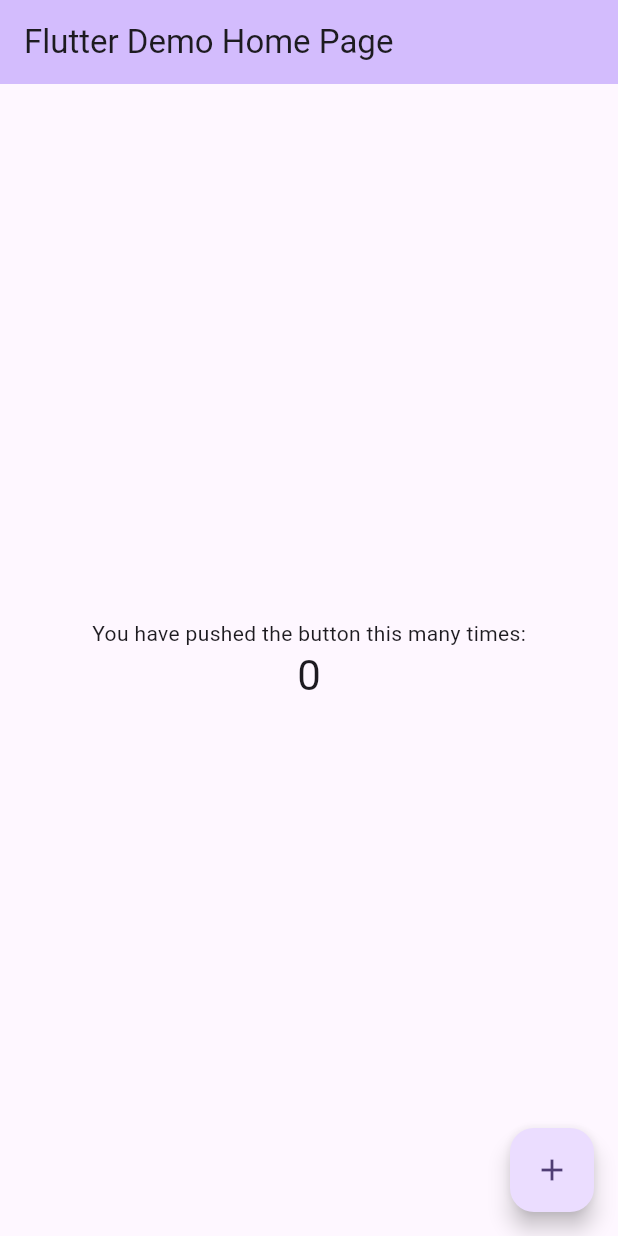
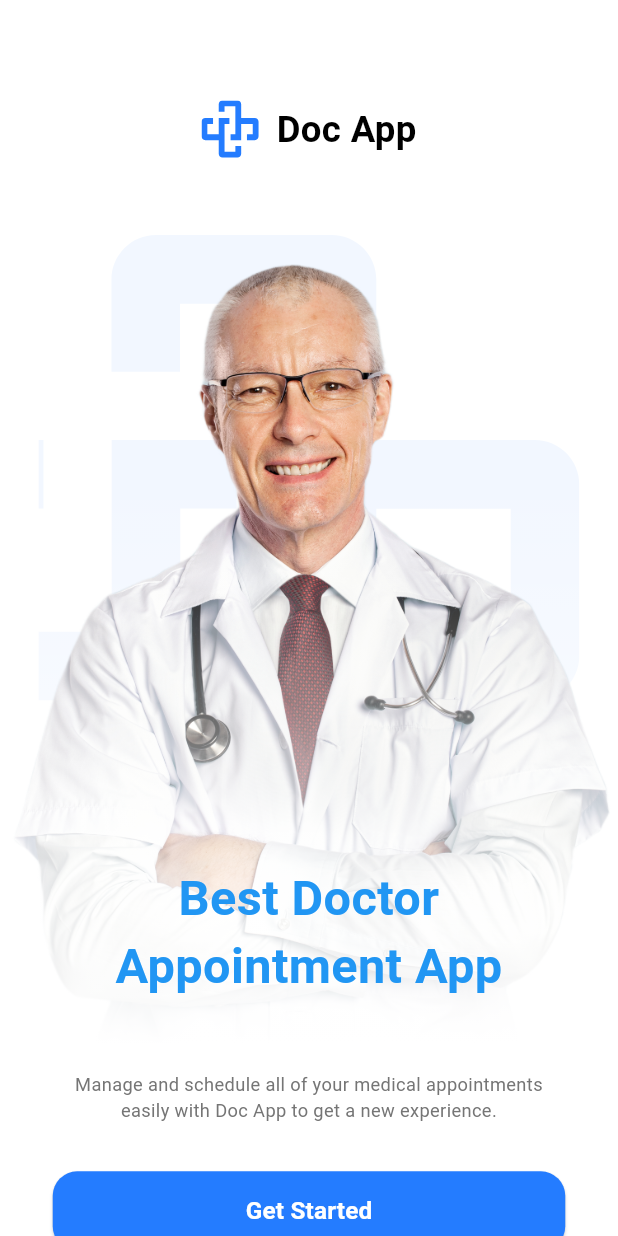
Before and after one commit to anasosama6579/full_app, a Flutter app: the screen it shows after launch, on a phone screen of 412 x 824 dp. Run offline on Flutter 3.47's test engine with Material 3 defaults, Android fonts, the phone set to English and light mode, and no system bars; our stand-ins replace flutter_screenutil, flutter_svg.

Commit message:
finish onboarding screen

```diff
--- /dev/null
+++ b/lib/assets/assets.dart
@@ -0,0 +1,7 @@
+class Assets {
+  Assets._();
+
+  static const String svgsDocLogo = 'assets/svgs/doc_logo.svg';
+  static const String svgsDocLogoLowOpacity = 'assets/svgs/doc_logo_low_opacity.svg';
+  static const String docImage = 'assets/images/onboarding_doc_image.png';
+}
--- /dev/null
+++ b/lib/core/helpers/extensions.dart
@@ -0,0 +1,20 @@
+import 'package:flutter/cupertino.dart';
+
+extension Navigation on BuildContext {
+  Future<dynamic> pushNamed(String routeName, {Object? arguments}) {
+    return Navigator.pushNamed(this, routeName, arguments: arguments);
+  }
+
+  Future<dynamic> pushReplacementNamed(String routeName, {Object? arguments}) {
+    return Navigator.pushReplacementNamed(this, routeName,
+        arguments: arguments);
+  }
+
+  Future<dynamic> pushNamedAndRemoveUntil(String routeName,
+      {required RoutePredicate predicate, Object? arguments}) {
+    return Navigator.pushNamedAndRemoveUntil(this, routeName, predicate,
+        arguments: arguments);
+  }
+
+  void pop() => Navigator.pop(this);
+}
--- /dev/null
+++ b/lib/core/routing/app_router.dart
@@ -0,0 +1,23 @@
+import 'package:complete_app/core/routing/routes.dart';
+import 'package:complete_app/features/login/ui/login_screen.dart';
+import 'package:complete_app/features/onboarding/ui/onboarding_screen.dart';
+import 'package:flutter/material.dart';
+
+class AppRouter {
+  Route generateRoute(RouteSettings settings) {
+    switch (settings.name) {
+      case Routes.onBoarding:
+        return MaterialPageRoute(builder: (_) => OnboardingScreen());
+      case Routes.login:
+        return MaterialPageRoute(builder: (_) => LoginScreen());
+      default:
+        return MaterialPageRoute(
+          builder: (_) => Scaffold(
+            body: Center(
+              child: Text('No route defined for ${settings.name}'),
+            ),
+          ),
+        );
+    }
+  }
+}
--- /dev/null
+++ b/lib/core/routing/routes.dart
@@ -0,0 +1,5 @@
+class Routes{
+
+  static const String onBoarding = '/onBoardingScreen';
+  static const String login = '/loginScreen';
+}
--- /dev/null
+++ b/lib/core/theming/app_colors.dart
@@ -0,0 +1,7 @@
+import 'dart:ui';
+
+class AppColors {
+  static const Color mainBlue = Color(0xff247CFF);
+  static const Color black = Color(0xff242424);
+  static const Color gray = Color(0xff757575);
+}
--- /dev/null
+++ b/lib/core/theming/app_styles.dart
@@ -0,0 +1,30 @@
+import 'package:complete_app/core/theming/app_colors.dart';
+import 'package:flutter/material.dart';
+import 'package:flutter_screenutil/flutter_screenutil.dart';
+
+class AppStyles {
+  static TextStyle font24W700Black = TextStyle(
+    fontSize: 24.sp,
+    fontWeight: FontWeight.w700,
+    color: Colors.black,
+  );
+
+  static TextStyle font32W700Blue = TextStyle(
+    fontSize: 32.sp,
+    fontWeight: FontWeight.w700,
+    color: Colors.blue,
+  );
+
+  static TextStyle font12W400Gray = TextStyle(
+    fontSize: 12.sp,
+    fontWeight: FontWeight.w400,
+    color: AppColors.gray,
+  );
+
+  static TextStyle font16W600White = TextStyle(
+    fontSize: 16.sp,
+    fontWeight: FontWeight.w600,
+    color: Colors.white,
+  );
+
+}
--- /dev/null
+++ b/lib/core/widgets/custom_button.dart
@@ -0,0 +1,33 @@
+import 'package:complete_app/core/theming/app_styles.dart';
+import 'package:flutter/material.dart';
+import 'package:flutter_screenutil/flutter_screenutil.dart';
+
+class CustomButton extends StatelessWidget {
+  const CustomButton(
+      {super.key,
+      required this.title,
+      required this.onPressed,
+      required this.color});
+
+  final String title;
+  final VoidCallback onPressed;
+  final Color color;
+
+  @override
+  Widget build(BuildContext context) {
+    return ElevatedButton(
+      onPressed: onPressed,
+      style: ElevatedButton.styleFrom(
+        minimumSize:  Size(double.infinity, 52.h),
+        backgroundColor: color,
+        shape: RoundedRectangleBorder(
+          borderRadius: BorderRadius.circular(16.r),
+        ),
+      ),
+      child: Text(
+        title,
+        style: AppStyles.font16W600White,
+      ),
+    );
+  }
+}
--- /dev/null
+++ b/lib/doc_app.dart
@@ -0,0 +1,29 @@
+import 'package:complete_app/core/routing/app_router.dart';
+import 'package:complete_app/core/routing/routes.dart';
+import 'package:complete_app/core/theming/app_colors.dart';
+import 'package:flutter/material.dart';
+import 'package:flutter_screenutil/flutter_screenutil.dart';
+
+class DocApp extends StatelessWidget {
+  const DocApp({super.key, required this.appRouter});
+  final AppRouter appRouter;
+
+  @override
+  Widget build(BuildContext context) {
+    return ScreenUtilInit(
+      designSize: const Size(375, 812),
+      minTextAdapt: true,
+      splitScreenMode: true,
+      child: MaterialApp(
+        debugShowCheckedModeBanner: false,
+        title: 'Doc App',
+        onGenerateRoute: appRouter.generateRoute,
+        initialRoute: Routes.onBoarding,
+        theme: ThemeData(
+          primaryColor: AppColors.mainBlue,
+          scaffoldBackgroundColor: Colors.white,
+        ),
+      ),
+    );
+  }
+}
--- /dev/null
+++ b/lib/features/login/ui/login_screen.dart
@@ -0,0 +1,14 @@
+import 'package:flutter/material.dart';
+
+class LoginScreen extends StatelessWidget {
+  const LoginScreen({super.key});
+
+  @override
+  Widget build(BuildContext context) {
+    return const Scaffold(
+      body: Center(
+        child: Text('Login Screen'),
+      ),
+    );
+  }
+}
--- /dev/null
+++ b/lib/features/onboarding/ui/onboarding_screen.dart
@@ -0,0 +1,50 @@
+import 'package:complete_app/core/helpers/extensions.dart';
+import 'package:complete_app/core/routing/routes.dart';
+import 'package:complete_app/core/theming/app_colors.dart';
+import 'package:complete_app/core/theming/app_styles.dart';
+import 'package:complete_app/core/widgets/custom_button.dart';
+import 'package:complete_app/features/onboarding/ui/widgets/doc_image_and_text.dart';
+import 'package:complete_app/features/onboarding/ui/widgets/doc_logo_and_name.dart';
+import 'package:flutter/material.dart';
+import 'package:flutter_screenutil/flutter_screenutil.dart';
+
+class OnboardingScreen extends StatelessWidget {
+  const OnboardingScreen({super.key});
+
+  @override
+  Widget build(BuildContext context) {
+    return Scaffold(
+      body: Padding(
+        padding: EdgeInsets.only(top: 66.0.h),
+        child: SingleChildScrollView(
+          child: Column(
+            children: [
+              const DocLogoAndName(),
+              SizedBox(height: 50.h),
+              const DocImageAndText(),
+              SizedBox(height: 18.h),
+              Padding(
+                padding: EdgeInsets.symmetric(horizontal: 32.0.w),
+                child: Column(
+                  children: [
+                    Text(
+                      "Manage and schedule all of your medical appointments easily with Doc App to get a new experience.",
+                      style: AppStyles.font12W400Gray,
+                      textAlign: TextAlign.center,
+                    ),
+                    SizedBox(height: 32.h),
+                    CustomButton(
+                      title: "Get Started",
+                      onPressed: () => context.pushNamed(Routes.login),
+                      color: AppColors.mainBlue,
+                    )
+                  ],
+                ),
+              )
+            ],
+          ),
+        ),
+      ),
+    );
+  }
+}
--- /dev/null
+++ b/lib/features/onboarding/ui/widgets/doc_image_and_text.dart
@@ -0,0 +1,52 @@
+import 'package:complete_app/assets/assets.dart';
+import 'package:complete_app/core/theming/app_styles.dart';
+import 'package:flutter/material.dart';
+import 'package:flutter_screenutil/flutter_screenutil.dart';
+import 'package:flutter_svg/svg.dart';
+
+class DocImageAndText extends StatelessWidget {
+  const DocImageAndText({super.key});
+
+  @override
+  Widget build(BuildContext context) {
+    return Stack(
+      alignment: Alignment.topCenter,
+      children: [
+        SizedBox(
+          width: 443.w,
+          height: 443.h,
+          child: SvgPicture.asset(
+            Assets.svgsDocLogoLowOpacity,
+          ),
+        ),
+        Container(
+          foregroundDecoration: BoxDecoration(
+            gradient: LinearGradient(
+              colors: [
+                Colors.white,
+                Colors.white.withValues(alpha: 0.0),
+              ],
+              begin: Alignment.bottomCenter,
+              end: Alignment.topCenter,
+              stops: const [0.0, 0.7],
+            ),
+          ),
+          child: Image.asset(Assets.docImage),
+        ),
+        Positioned(
+          bottom: 30,
+          left: 0,
+          right: 0,
+          child: Padding(
+            padding: EdgeInsets.symmetric(horizontal: 24.w),
+            child: Text(
+              "Best Doctor Appointment App",
+              style: AppStyles.font32W700Blue.copyWith(height: 1.4),
+              textAlign: TextAlign.center,
+            ),
+          ),
+        ),
+      ],
+    );
+  }
+}
--- /dev/null
+++ b/lib/features/onboarding/ui/widgets/doc_logo_and_name.dart
@@ -0,0 +1,22 @@
+import 'package:complete_app/assets/assets.dart';
+import 'package:complete_app/core/theming/app_styles.dart';
+import 'package:flutter/material.dart';
+import 'package:flutter_screenutil/flutter_screenutil.dart';
+import 'package:flutter_svg/flutter_svg.dart';
+
+class DocLogoAndName extends StatelessWidget {
+  const DocLogoAndName({super.key});
+
+  @override
+  Widget build(BuildContext context) {
+    return  Row(
+      mainAxisAlignment: MainAxisAlignment.center,
+      children: [
+        SvgPicture.asset(Assets.svgsDocLogo),
+        SizedBox(width: 10.w,),
+        Text('Doc App',
+          style: AppStyles.font24W700Black,),
+      ],
+    );
+  }
+}
--- a/lib/main.dart
+++ b/lib/main.dart
@@ -1,3 +1,5 @@
+import 'package:complete_app/core/routing/app_router.dart';
+import 'package:complete_app/doc_app.dart';
 import 'package:flutter/material.dart';
 
 void main() {
@@ -7,119 +9,12 @@
 class MyApp extends StatelessWidget {
   const MyApp({super.key});
 
-  // This widget is the root of your application.
   @override
   Widget build(BuildContext context) {
     return MaterialApp(
-      title: 'Flutter Demo',
-      theme: ThemeData(
-        // This is the theme of your application.
-        //
-        // TRY THIS: Try running your application with "flutter run". You'll see
-        // the application has a purple toolbar. Then, without quitting the app,
-        // try changing the seedColor in the colorScheme below to Colors.green
-        // and then invoke "hot reload" (save your changes or press the "hot
-        // reload" button in a Flutter-supported IDE, or press "r" if you used
-        // the command line to start the app).
-        //
-        // Notice that the counter didn't reset back to zero; the application
-        // state is not lost during the reload. To reset the state, use hot
-        // restart instead.
-        //
-        // This works for code too, not just values: Most code changes can be
-        // tested with just a hot reload.
-        colorScheme: ColorScheme.fromSeed(seedColor: Colors.deepPurple),
-        useMaterial3: true,
-      ),
-      home: const MyHomePage(title: 'Flutter Demo Home Page'),
+      debugShowCheckedModeBanner: false,
+      title: 'Doc App',
+      home: DocApp(appRouter: AppRouter(),),
     );
   }
 }
-
-class MyHomePage extends StatefulWidget {
-  const MyHomePage({super.key, required this.title});
-
-  // This widget is the home page of your application. It is stateful, meaning
-  // that it has a State object (defined below) that contains fields that affect
-  // how it looks.
-
-  // This class is the configuration for the state. It holds the values (in this
-  // case the title) provided by the parent (in this case the App widget) and
-  // used by the build method of the State. Fields in a Widget subclass are
-  // always marked "final".
-
-  final String title;
-
-  @override
-  State<MyHomePage> createState() => _MyHomePageState();
-}
-
-class _MyHomePageState extends State<MyHomePage> {
-  int _counter = 0;
-
-  void _incrementCounter() {
-    setState(() {
-      // This call to setState tells the Flutter framework that something has
-      // changed in this State, which causes it to rerun the build method below
-      // so that the display can reflect the updated values. If we changed
-      // _counter without calling setState(), then the build method would not be
-      // called again, and so nothing would appear to happen.
-      _counter++;
-    });
-  }
-
-  @override
-  Widget build(BuildContext context) {
-    // This method is rerun every time setState is called, for instance as done
-    // by the _incrementCounter method above.
-    //
-    // The Flutter framework has been optimized to make rerunning build methods
-    // fast, so that you can just rebuild anything that needs updating rather
-    // than having to individually change instances of widgets.
-    return Scaffold(
-      appBar: AppBar(
-        // TRY THIS: Try changing the color here to a specific color (to
-        // Colors.amber, perhaps?) and trigger a hot reload to see the AppBar
-        // change color while the other colors stay the same.
-        backgroundColor: Theme.of(context).colorScheme.inversePrimary,
-        // Here we take the value from the MyHomePage object that was created by
-        // the App.build method, and use it to set our appbar title.
-        title: Text(widget.title),
-      ),
-      body: Center(
-        // Center is a layout widget. It takes a single child and positions it
-        // in the middle of the parent.
-        child: Column(
-          // Column is also a layout widget. It takes a list of children and
-          // arranges them vertically. By default, it sizes itself to fit its
-          // children horizontally, and tries to be as tall as its parent.
-          //
-          // Column has various properties to control how it sizes itself and
-          // how it positions its children. Here we use mainAxisAlignment to
-          // center the children vertically; the main axis here is the vertical
-          // axis because Columns are vertical (the cross axis would be
-          // horizontal).
-          //
-          // TRY THIS: Invoke "debug painting" (choose the "Toggle Debug Paint"
-          // action in the IDE, or press "p" in the console), to see the
-          // wireframe for each widget.
-          mainAxisAlignment: MainAxisAlignment.center,
-          children: <Widget>[
-            const Text(
-              'You have pushed the button this many times:',
-            ),
-            Text(
-              '$_counter',
-              style: Theme.of(context).textTheme.headlineMedium,
-            ),
-          ],
-        ),
-      ),
-      floatingActionButton: FloatingActionButton(
-        onPressed: _incrementCounter,
-        tooltip: 'Increment',
-        child: const Icon(Icons.add),
-      ), // This trailing comma makes auto-formatting nicer for build methods.
-    );
-  }
-}
```
Also changed, not shown: pubspec.yaml (+7 -2 lines), assets/images/onboarding_doc_image.png (added), assets/svgs/doc_logo.svg (added), assets/svgs/doc_logo_low_opacity.svg (added), lib/generated/assets.dart (added), pubspec.lock, 2 other files.
